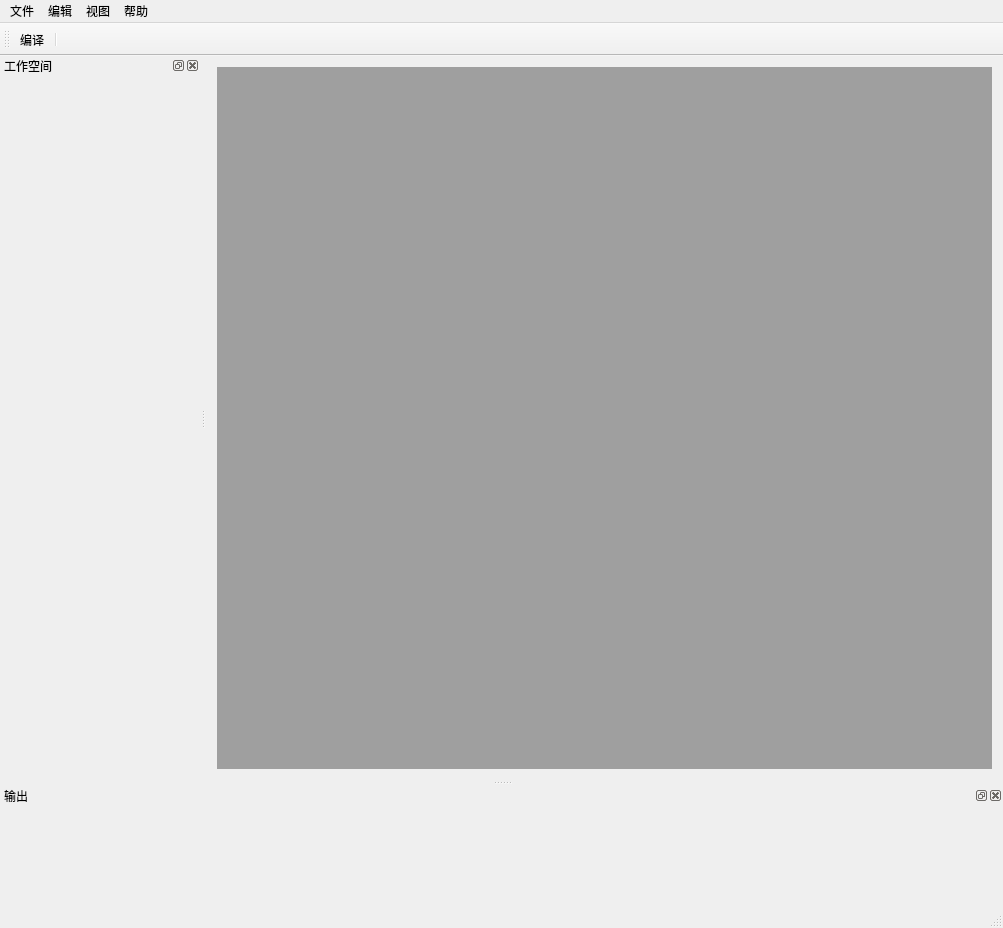
Above: RenderTiger/RenderTiger/UIFiles/rendertiger.ui from PureGraphics/RenderTiger before the change. Below: the same form after it.
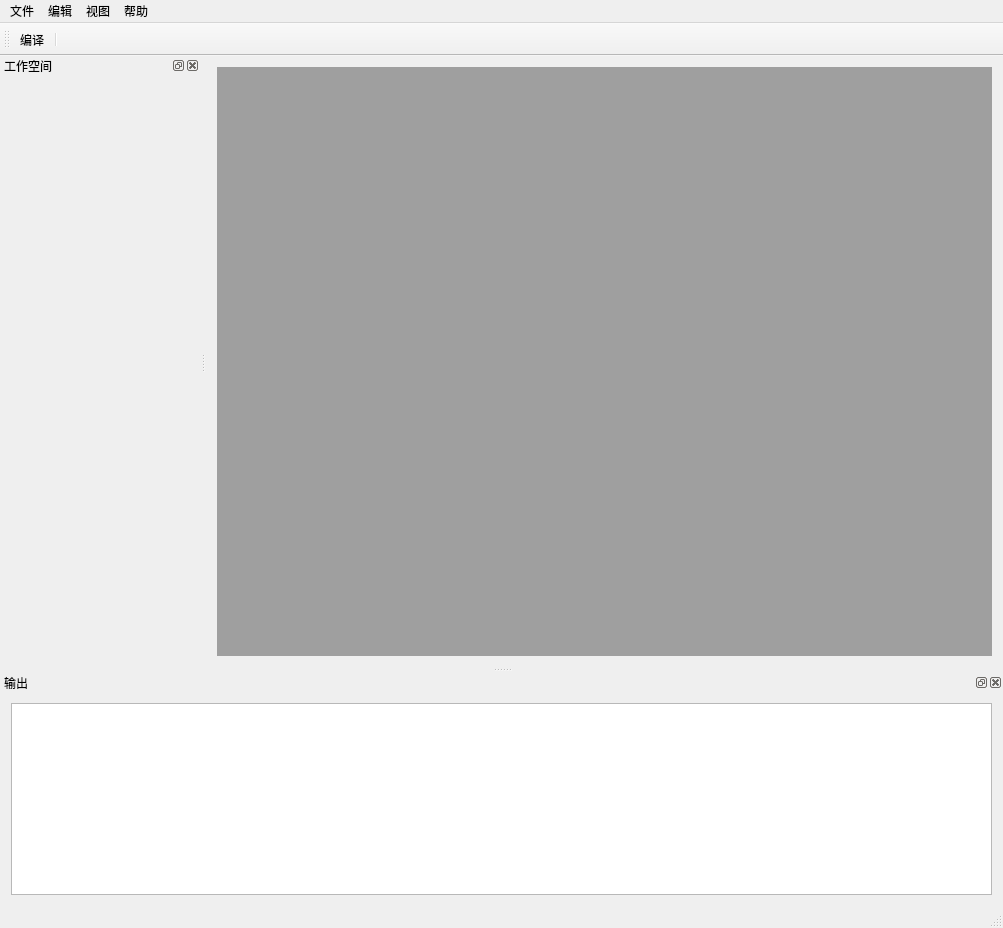
That is the form after the change. Icons and pictures are not drawn.

Commit message: output error message.

What changed in the file:
```diff
--- a/RenderTiger/RenderTiger/UIFiles/rendertiger.ui
+++ b/RenderTiger/RenderTiger/UIFiles/rendertiger.ui
@@ -109,7 +109,7 @@
   <widget class="QDockWidget" name="dockWidget_2">
    <property name="minimumSize">
     <size>
-     <width>80</width>
+     <width>89</width>
      <height>120</height>
     </size>
    </property>
@@ -119,7 +119,20 @@
    <attribute name="dockWidgetArea">
     <number>8</number>
    </attribute>
-   <widget class="QWidget" name="dockWidgetContents_2"/>
+   <widget class="QWidget" name="dockWidgetContents_2">
+    <layout class="QHBoxLayout" name="horizontalLayout_2">
+     <item>
+      <widget class="QTextEdit" name="output_textEdit">
+       <property name="undoRedoEnabled">
+        <bool>false</bool>
+       </property>
+       <property name="readOnly">
+        <bool>true</bool>
+       </property>
+      </widget>
+     </item>
+    </layout>
+   </widget>
   </widget>
   <action name="actionTest">
    <property name="text">
```
The commit also changes 7 other files.
